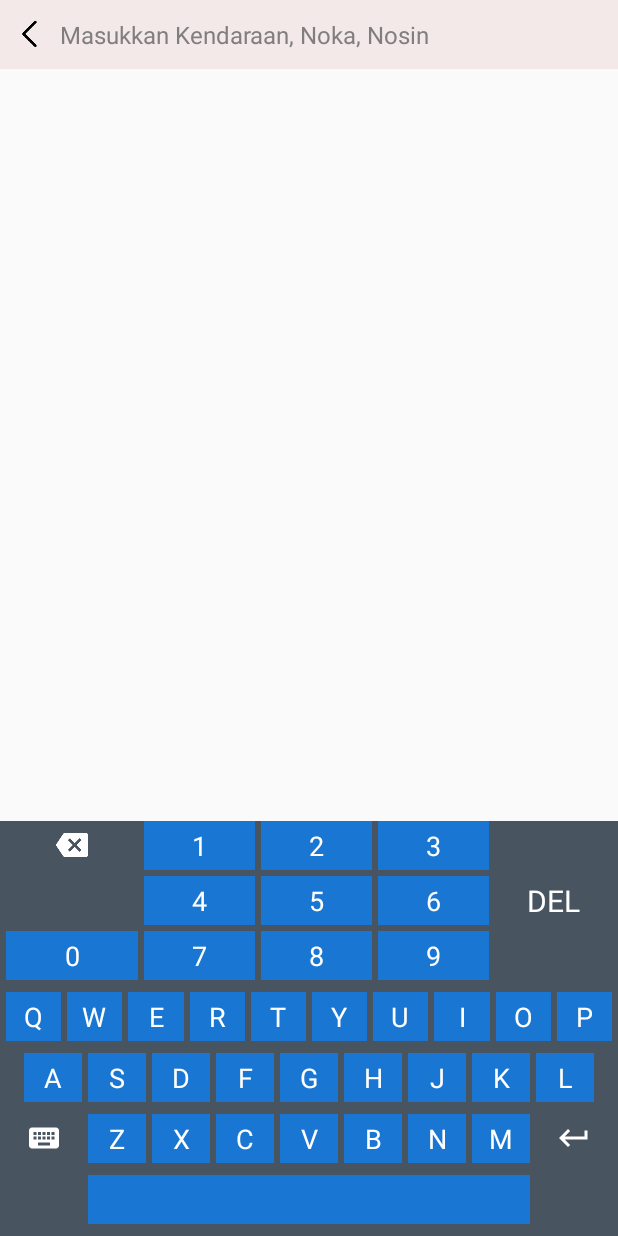
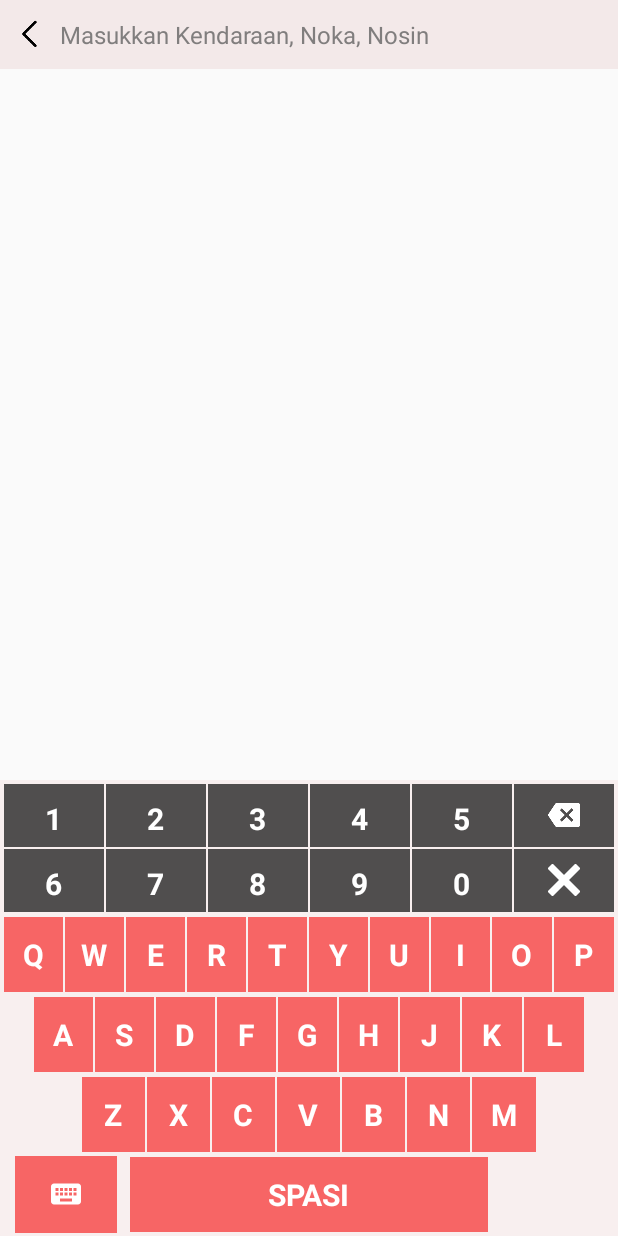
Before and after one commit to cvdigitalcreative/DataMatelKita, an Android app: the PencarianPage_Activity screen opened directly, with no data from a screen before it, on a phone screen of 412 x 824 dp. Run offline under Robolectric (Android 15) with nearby library versions, the phone set to English and light mode, and no system bars; libraries missing offline, so code that uses them is left out: de.siegmar.fastcsv.

Commit message:
Choosing keyboard style
choosing keyboard style

```diff
--- /dev/null
+++ b/app/src/main/java/com/digitalcreative/aplikasidatamining/Controller/ChangeKeyboardAlert.java
@@ -0,0 +1,43 @@
+package com.digitalcreative.aplikasidatamining.Controller;
+
+import android.app.AlertDialog;
+import android.content.Context;
+import android.view.LayoutInflater;
+import android.view.View;
+
+import com.digitalcreative.aplikasidatamining.R;
+
+public class ChangeKeyboardAlert {
+    private AlertDialog.Builder alertBuilder;
+    private View alertView;
+    private AlertDialog alertDialog;
+
+    public ChangeKeyboardAlert(Context context){
+        alertBuilder = new AlertDialog.Builder(context);
+        alertView = LayoutInflater.from(context).inflate(R.layout.choose_keyboard_alert, null);
+        alertBuilder.setCancelable(false);
+        alertBuilder.setView(alertView);
+        alertDialog = alertBuilder.create();
+    }
+
+    public void showAlert(){
+        alertDialog.show();
+    }
+
+    public void hideAlert(){
+        alertDialog.hide();
+    }
+
+
+    public AlertDialog.Builder getAlertBuilder() {
+        return alertBuilder;
+    }
+
+    public View getAlertView() {
+        return alertView;
+    }
+
+    public AlertDialog getAlertDialog() {
+        return alertDialog;
+    }
+}
--- a/app/src/main/java/com/digitalcreative/aplikasidatamining/Controller/KeyboardMethod.java
+++ b/app/src/main/java/com/digitalcreative/aplikasidatamining/Controller/KeyboardMethod.java
@@ -9,6 +9,7 @@ import android.view.View;
 import android.view.inputmethod.ExtractedTextRequest;
 import android.view.inputmethod.InputConnection;
 import android.widget.LinearLayout;
+import android.widget.TextView;
 
 import com.digitalcreative.aplikasidatamining.R;
 
@@ -16,26 +17,35 @@ public class KeyboardMethod extends LinearLayout implements View.OnClickListener
     private LinearLayout button1, button2, button3, button4, button5, button6, button7, button8, button9, button0,
             buttonq, buttonw, buttone, buttonr, buttont, buttony, buttonu, buttoni, buttono, buttonp,
             buttona, buttons, buttond, buttonf, buttong, buttonh, buttonj, buttonk, buttonl,
-            buttonz, buttonx, buttonc, buttonv, buttonb, buttonn, buttonm, buttonspasi, buttoncancel, buttondelete;
+            buttonz, buttonx, buttonc, buttonv, buttonb, buttonn, buttonm, buttonspasi, buttoncancel, buttondelete, button_keyboard;
 
     private SparseArray<String> keyValues = new SparseArray<>();
     private InputConnection inputConnection;
+    private ChangeKeyboardAlert alertKeyboard;
+    private Context context;
+    private AttributeSet attributeSet;
+
+    private TextView key1,key2,key3;
+    private View view;
 
     public KeyboardMethod(Context context) {
-        this(context, null, 0);
+        this(context, null, 0, R.layout.customkeyboard2);
     }
 
     public KeyboardMethod(Context context, AttributeSet attrs) {
-        this(context, attrs, 0);
+        this(context, attrs, 0, R.layout.customkeyboard);
     }
 
-    public KeyboardMethod(Context context, AttributeSet attrs, int defStyleAttr) {
+    public KeyboardMethod(Context context, AttributeSet attrs, int defStyleAttr, int keyboardId) {
         super(context, attrs, defStyleAttr);
-        init(context, attrs);
+        this.context = context;
+        this.attributeSet = attrs;
+        keyboardChooseInit(context);
+        init(context, attrs, keyboardId);
     }
 
-    private void init(Context context, AttributeSet attrs) {
-        LayoutInflater.from(context).inflate(R.layout.customkeyboard2, this, true);
+    private void init(Context context, AttributeSet attrs, int keyboardId) {
+        view = LayoutInflater.from(context).inflate(keyboardId, this, true);
         //Number
         button1 = findViewById(R.id.btn_1);
         button1.setOnClickListener(this);
@@ -122,6 +132,8 @@ public class KeyboardMethod extends LinearLayout implements View.OnClickListener
         buttoncancel.setOnClickListener(this);
         buttondelete = findViewById(R.id.btn_deletes);
         buttondelete.setOnClickListener(this);
+        button_keyboard = findViewById(R.id.btn_keyboard);
+        button_keyboard.setOnClickListener(this);
 
         keyValues.put(R.id.btn_0, "0");
         keyValues.put(R.id.btn_1, "1");
@@ -179,12 +191,29 @@ public class KeyboardMethod extends LinearLayout implements View.OnClickListener
             } else {
                 inputConnection.commitText("", 1);
             }
-        }else  if (view.getId() == R.id.btn_cancel) {
+        } else  if (view.getId() == R.id.btn_cancel) {
             CharSequence currentText = inputConnection.getExtractedText(new ExtractedTextRequest(), 0).text;
             CharSequence beforCursorText = inputConnection.getTextBeforeCursor(currentText.length(), 0);
             CharSequence afterCursorText = inputConnection.getTextAfterCursor(currentText.length(), 0);
             inputConnection.deleteSurroundingText(beforCursorText.length(), afterCursorText.length());
 //            inputConnection.deleteSurroundingText(1, 0);
+        } else if(view.getId()== R.id.btn_keyboard){
+            alertKeyboard.showAlert();
+        } else if(view.getId() == R.id.keyboard1_choose){
+            alertKeyboard.hideAlert();
+            this.removeAllViews();
+            keyboardChooseInit(context);
+            init(context, attributeSet, R.layout.customkeyboard);
+        } else if(view.getId() == R.id.keyboard2_choose){
+            alertKeyboard.hideAlert();
+            this.removeAllViews();
+            keyboardChooseInit(context);
+            init(context, attributeSet, R.layout.customkeyboard2);
+        } else if(view.getId() == R.id.keyboard3_choose){
+            alertKeyboard.hideAlert();
+            this.removeAllViews();
+            keyboardChooseInit(context);
+            init(context, attributeSet, R.layout.customkeyboard3);
         } else {
             String value = keyValues.get(view.getId());
             inputConnection.commitText(value, 1);
@@ -194,4 +223,15 @@ public class KeyboardMethod extends LinearLayout implements View.OnClickListener
     public void setInputConnection(InputConnection ic) {
         inputConnection = ic;
     }
+
+    public void keyboardChooseInit(Context context){
+        alertKeyboard = new ChangeKeyboardAlert(context);
+        key1 = alertKeyboard.getAlertView().findViewById(R.id.keyboard1_choose);
+        key2 = alertKeyboard.getAlertView().findViewById(R.id.keyboard2_choose);
+        key3 = alertKeyboard.getAlertView().findViewById(R.id.keyboard3_choose);
+
+        key1.setOnClickListener(this);
+        key2.setOnClickListener(this);
+        key3.setOnClickListener(this);
+    }
 }
--- a/app/src/main/java/com/digitalcreative/aplikasidatamining/View/MenuPages/PencarianPage_Activity.java
+++ b/app/src/main/java/com/digitalcreative/aplikasidatamining/View/MenuPages/PencarianPage_Activity.java
@@ -221,4 +221,11 @@ public class PencarianPage_Activity extends AppCompatActivity {
         }
     }
 
+    @Override
+    protected void onResume() {
+        super.onResume();
+
+        //Keyboard
+        keyboard = findViewById(R.id.mykeyboard);
+    }
 }
--- a/app/src/main/res/layout/customkeyboard2.xml
+++ b/app/src/main/res/layout/customkeyboard2.xml
@@ -7,7 +7,7 @@
     android:orientation="vertical">
 
     <LinearLayout
-        android:id="@+id/btn_backspace"
+        android:id="@+id/btn_deletes"
         android:layout_width="wrap_content"
         android:layout_height="wrap_content"
         android:layout_marginStart="4dp"
@@ -33,7 +33,7 @@
         android:layout_marginStart="4dp"
         android:background="@color/bgKeyboardBlue"
         android:orientation="vertical"
-        app:layout_constraintStart_toEndOf="@+id/btn_backspace"
+        app:layout_constraintStart_toEndOf="@+id/btn_deletes"
         app:layout_constraintTop_toTopOf="parent">
 
         <TextView
@@ -168,7 +168,7 @@
     </LinearLayout>
 
     <LinearLayout
-        android:id="@+id/btn_deletes"
+        android:id="@+id/btn_cancel"
         android:layout_width="0dp"
         android:layout_height="0dp"
         android:layout_marginStart="4dp"
@@ -179,14 +179,15 @@
         app:layout_constraintStart_toEndOf="@+id/btn_3"
         app:layout_constraintTop_toTopOf="parent">
 
-        <TextView
+        <ImageView
             android:layout_width="match_parent"
             android:layout_height="match_parent"
-            android:gravity="center"
-            android:text="DEL"
-            android:textAlignment="center"
-            android:textColor="@color/keyboardTextcolor"
-            android:textSize="20sp" />
+            android:paddingStart="@dimen/padding_horizontal"
+            android:paddingTop="@dimen/padding_vertical"
+            android:paddingEnd="@dimen/padding_horizontal"
+            android:paddingBottom="@dimen/padding_vertical"
+            android:src="@drawable/ic_delete"
+            app:srcCompat="@drawable/ic_delete" />
     </LinearLayout>
 
     <LinearLayout
@@ -195,9 +196,9 @@
         android:layout_height="wrap_content"
         android:background="@color/bgKeyboardBlue"
         android:orientation="vertical"
-        app:layout_constraintEnd_toEndOf="@+id/btn_backspace"
+        app:layout_constraintEnd_toEndOf="@+id/btn_deletes"
         app:layout_constraintLeft_toLeftOf="parent"
-        app:layout_constraintStart_toStartOf="@+id/btn_backspace"
+        app:layout_constraintStart_toStartOf="@+id/btn_deletes"
         app:layout_constraintTop_toTopOf="@+id/btn_7">
 
         <TextView
--- a/app/src/main/res/layout/customkeyboard3.xml
+++ b/app/src/main/res/layout/customkeyboard3.xml
@@ -861,7 +861,7 @@
         android:layout_marginEnd="8dp"
         android:background="@color/bgKeyboardBlue"
         android:orientation="vertical"
-        app:layout_constraintEnd_toStartOf="@id/btn_backspace"
+        app:layout_constraintEnd_toStartOf="@id/btn_deletes"
         app:layout_constraintStart_toEndOf="@id/btn_cancel"
         app:layout_constraintTop_toTopOf="@+id/btn_cancel">
 
@@ -879,7 +879,7 @@
     </LinearLayout>
 
     <LinearLayout
-        android:id="@+id/btn_backspace"
+        android:id="@+id/btn_deletes"
         android:layout_width="0dp"
         android:layout_height="wrap_content"
         android:layout_marginStart="8dp"
```
Also changed, not shown: app/src/main/res/layout/choose_keyboard_alert.xml (added, +33 -0 lines).
